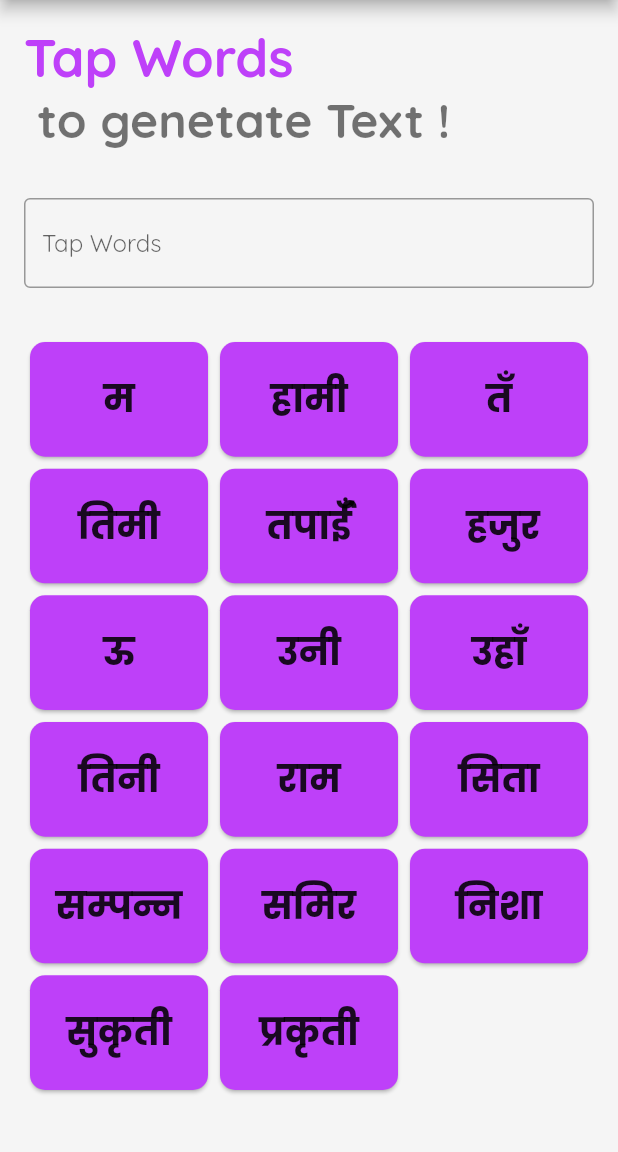
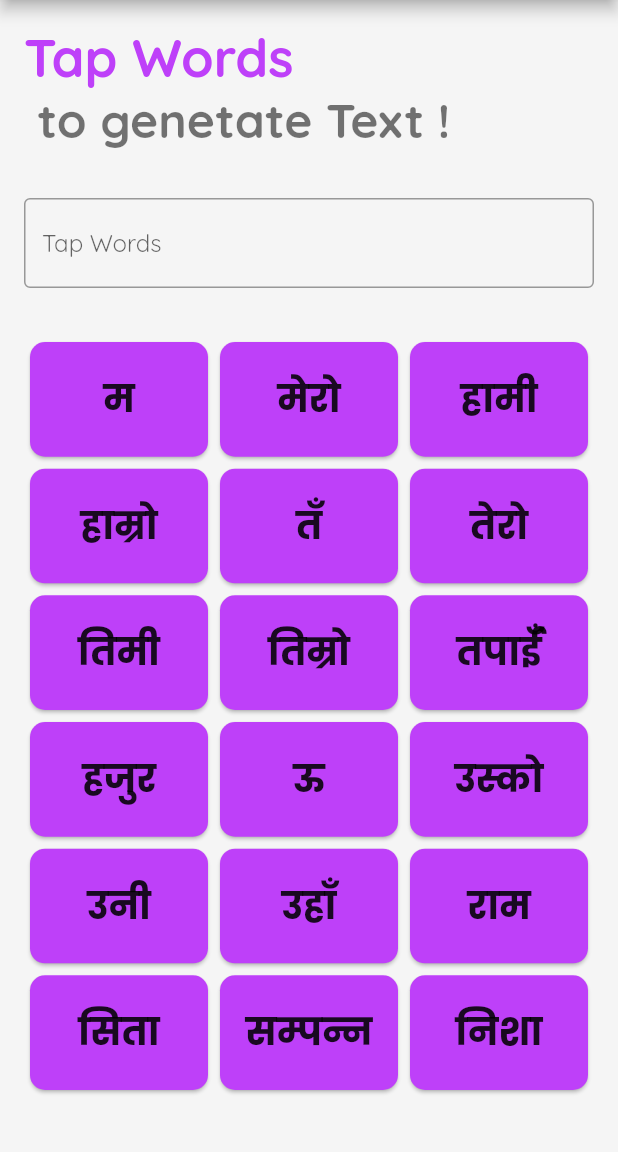
Before and after one commit to basnetmausam/Aawaj, a Flutter app: the GridViewPage screen opened directly, on a phone screen of 412 x 824 dp, the part 84-1236 px from its top. Run offline on Flutter 3.47's test engine with Material 2 defaults, Android fonts, the phone set to English and light mode, and no system bars; our stand-ins replace firebase_core, flutter_staggered_animations, flutter_typeahead, google_fonts, just_audio, rxdart and 1 more; missing offline and left inert: audio_session, transliteration; accounts and stored records are empty.

Commit message:
cosmetic changeS

```diff
--- a/lib/data/words_data.dart
+++ b/lib/data/words_data.dart
@@ -3,22 +3,23 @@ import 'package:major_try/model/words.dart';
 class PronounData {
   final List<Words> _pronounList = <Words>[
     Words(word: 'म'),
+    Words(word: 'मेरो'),
     Words(word: 'हामी'),
+    Words(word: 'हाम्रो'),
     Words(word: 'तँ'),
+    Words(word: 'तेरो'),
     Words(word: 'तिमी'),
+    Words(word: 'तिम्रो'),
     Words(word: 'तपाईँ'),
-    Words(word: ' हजुर'),
+    Words(word: 'हजुर'),
     Words(word: 'ऊ'),
+    Words(word: 'उस्को'),
     Words(word: 'उनी'),
     Words(word: 'उहाँ'),
-    Words(word: 'तिनी'),
     Words(word: 'राम'),
     Words(word: 'सिता'),
     Words(word: 'सम्पन्न'),
-    Words(word: 'समिर'),
     Words(word: 'निशा'),
-    Words(word: 'सुकृती'),
-    Words(word: 'प्रकृती')
   ];
 
   List<Words> get pronounList => _pronounList;
@@ -51,16 +52,23 @@ class NounData {
 class VerbData {
   final List<Words> _verbList = <Words>[
     Words(word: 'खानु'),
+    Words(word: 'खान्छु'),
+    Words(word: 'खानेछु'),
     Words(word: 'जानु'),
+    Words(word: 'जान्छु'),
+    Words(word: 'जानेछु'),
     Words(word: 'लानु'),
+    Words(word: 'लान्छु'),
+    Words(word: 'लानेछु'),
     Words(word: 'धुनु'),
+    Words(word: 'धुन्छु'),
+    Words(word: 'धुनेछु'),
     Words(word: 'पढ्नु'),
+    Words(word: 'पढ्छु'),
+    Words(word: 'पढ्नेछु'),
     Words(word: 'गर्नु'),
-    Words(word: 'लेख्नु'),
-    Words(word: 'चलाउनु'),
-    Words(word: 'पियुनु'),
-    Words(word: 'सुत्नु'),
-    Words(word: 'लाग्नु')
+    Words(word: 'गर्छु'),
+    Words(word: 'गर्नेछु'),
   ];
 
   List<Words> get verbList => _verbList;
@@ -84,16 +92,12 @@ class MatraData {
 
 class NipatData {
   final List<Words> _nipatList = <Words>[
-    Words(word: 'nipat'),
-    Words(word: 'nipat'),
-    Words(word: 'nipat'),
-    Words(word: 'nipat'),
-    Words(word: 'nipat'),
-    Words(word: 'nipat'),
-    Words(word: 'nipat'),
-    Words(word: 'nipat'),
-    Words(word: 'nipat'),
-    Words(word: 'nipat'),
+    Words(word: 'हो'),
+    Words(word: 'छ'),
+    Words(word: 'नि'),
+    Words(word: 'पो'),
+    Words(word: 'त'),
+    Words(word: 'है'),
   ];
 
   List<Words> get nipatList => _nipatList;
```
